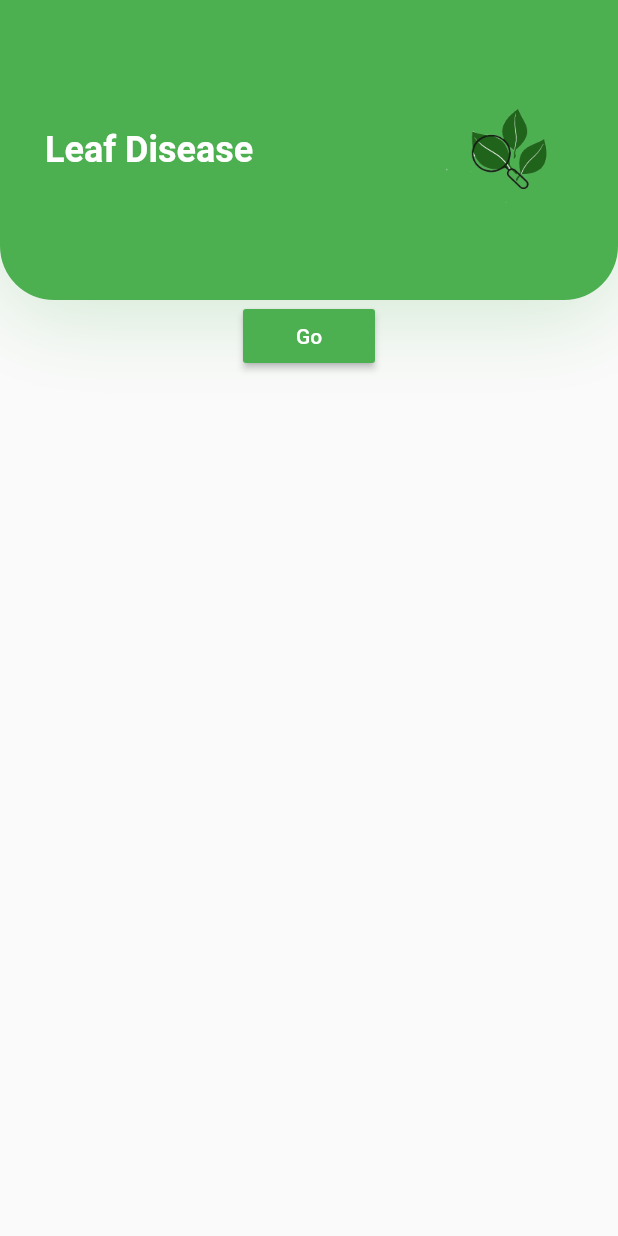
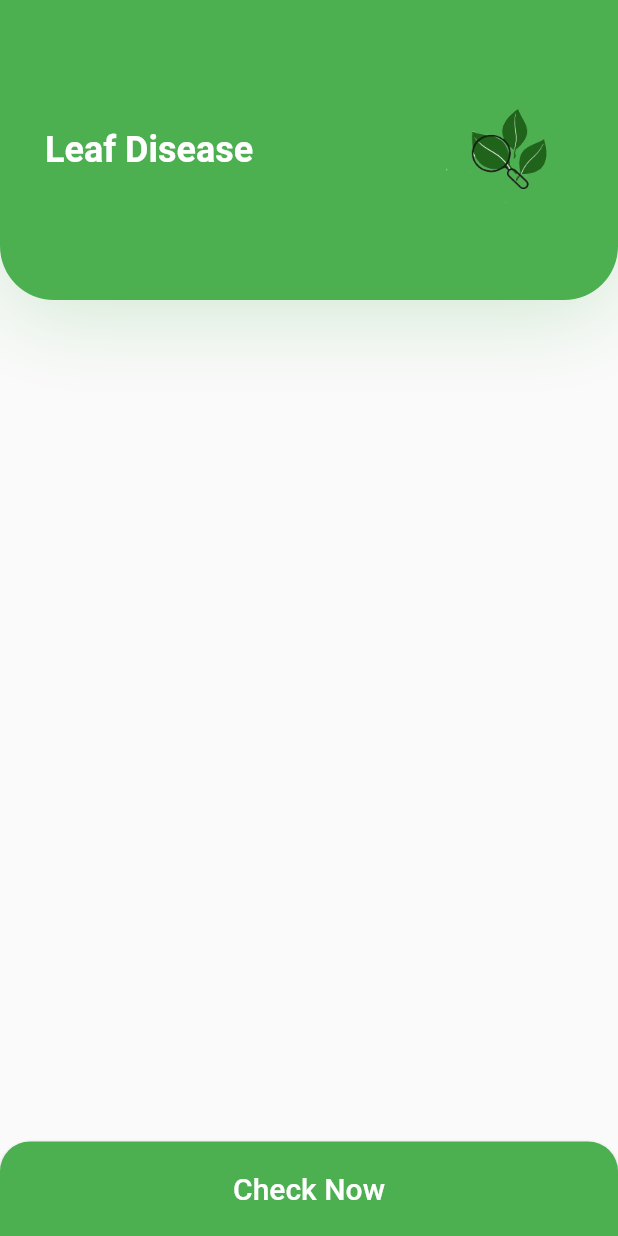
Before and after one commit to raju-borah/Tea-Leaf-Disease-Detection-Flutter-App, a Flutter app: the screen it shows after launch, on a phone screen of 412 x 824 dp. Run offline on Flutter 3.47's test engine with Material 2 defaults, Android fonts, the phone set to English and light mode, and no system bars; our stand-ins replace dio, image_picker, progress_indicators.

Commit message:
home page desgin changed and  image screen changed

```diff
--- a/lib/screens/homeScreen.dart
+++ b/lib/screens/homeScreen.dart
@@ -72,16 +72,33 @@ class HomeScreen extends StatelessWidget {
               ),
             ),
           ])),
-          RaisedButton(
-              textColor: Colors.white,
-              color: Colors.green,
-              padding: const EdgeInsets.all(8.0),
-              child: new Text(
-                "Go",
+          Expanded(
+            child: Align(
+              alignment: FractionalOffset.bottomCenter,
+              child: MaterialButton(
+                padding: EdgeInsets.all(20),
+                minWidth: double.infinity,
+                shape: RoundedRectangleBorder(
+                  borderRadius: BorderRadius.only(
+                    topRight: Radius.circular(20),
+                    topLeft: Radius.circular(20),
+                  ),
+                ),
+                textColor: Colors.white,
+                color: Colors.green,
+                onPressed: () {
+                  Navigator.of(context).pushNamed(ImageScreen.routeName);
+                },
+                child: Text(
+                  "Check Now",
+                  style: TextStyle(
+                    color: Colors.white,
+                    fontSize: 20,
+                  ),
+                ),
               ),
-              onPressed: () {
-                Navigator.of(context).pushNamed(ImageScreen.routeName);
-              })
+            ),
+          ),
         ],
       ),
     ));
```
Also changed, not shown: lib/image_input.dart (+59 -57 lines), lib/screens/ImageScreen.dart (+11 -0 lines).
